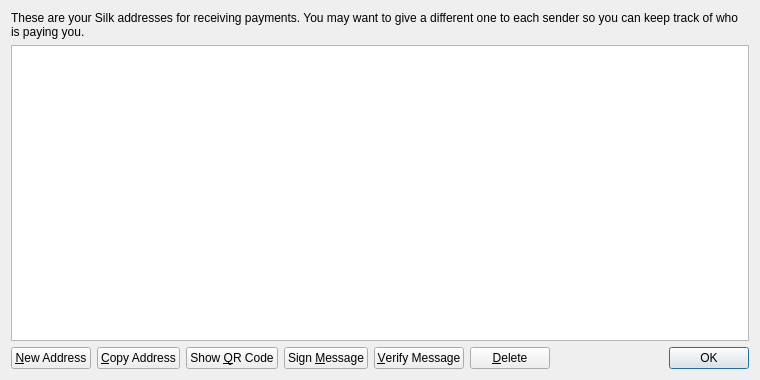
Before: the Qt Designer form src/qt/forms/addressbookpage.ui in duality-solutions/Sequence, drawn with Qt 5.
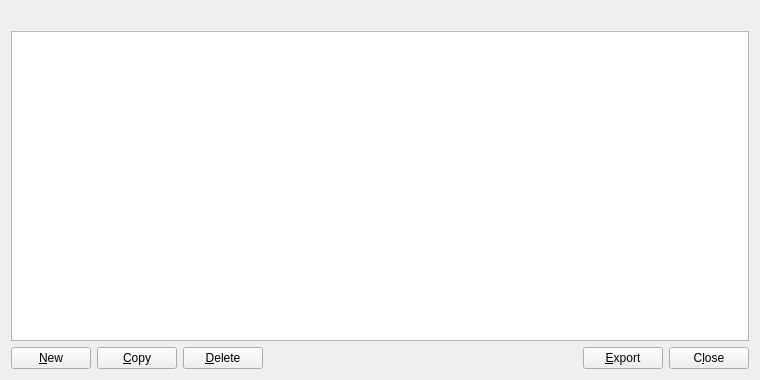
After: the same form once the commit is applied. Icons and pictures are not drawn.

The edit to the form file:
```diff
--- a/src/qt/forms/addressbookpage.ui
+++ b/src/qt/forms/addressbookpage.ui
@@ -16,9 +16,6 @@
   <layout class="QVBoxLayout" name="verticalLayout">
    <item>
     <widget class="QLabel" name="labelExplanation">
-     <property name="text">
-      <string>These are your Silk addresses for receiving payments. You may want to give a different one to each sender so you can keep track of who is paying you.</string>
-     </property>
      <property name="textFormat">
       <enum>Qt::PlainText</enum>
      </property>
@@ -38,6 +35,9 @@
      <property name="tabKeyNavigation">
       <bool>false</bool>
      </property>
+     <property name="alternatingRowColors">
+      <bool>true</bool>
+     </property>
      <property name="selectionMode">
       <enum>QAbstractItemView::SingleSelection</enum>
      </property>
@@ -60,7 +60,14 @@
         <string>Create a new address</string>
        </property>
        <property name="text">
-        <string>&amp;New Address</string>
+        <string>&amp;New</string>
+       </property>
+       <property name="icon">
+        <iconset resource="../silk.qrc">
+         <normaloff>:/icons/add</normaloff>:/icons/add</iconset>
+       </property>
+       <property name="autoDefault">
+        <bool>false</bool>
        </property>
       </widget>
      </item>
@@ -70,45 +77,32 @@
         <string>Copy the currently selected address to the system clipboard</string>
        </property>
        <property name="text">
-        <string>&amp;Copy Address</string>
+        <string>&amp;Copy</string>
        </property>
-      </widget>
-     </item>
-     <item>
-      <widget class="QPushButton" name="showQRCode">
-       <property name="text">
-        <string>Show &amp;QR Code</string>
+       <property name="icon">
+        <iconset resource="../silk.qrc">
+         <normaloff>:/icons/editcopy</normaloff>:/icons/editcopy</iconset>
        </property>
-      </widget>
-     </item>
-     <item>
-      <widget class="QPushButton" name="signMessage">
-       <property name="toolTip">
-        <string>Sign a message to prove you own a Silk address</string>
+       <property name="autoDefault">
+        <bool>false</bool>
        </property>
-       <property name="text">
-        <string>Sign &amp;Message</string>
-       </property>
       </widget>
      </item>
      <item>
-      <widget class="QPushButton" name="verifyMessage">
-       <property name="toolTip">
-        <string>Verify a message to ensure it was signed with a specified Silk address</string>
-       </property>
-       <property name="text">
-        <string>&amp;Verify Message</string>
-       </property>
-      </widget>
-     </item>
-     <item>
-      <widget class="QPushButton" name="deleteButton">
+      <widget class="QPushButton" name="deleteAddress">
        <property name="toolTip">
         <string>Delete the currently selected address from the list</string>
        </property>
        <property name="text">
         <string>&amp;Delete</string>
        </property>
+       <property name="icon">
+        <iconset resource="../silk.qrc">
+         <normaloff>:/icons/remove</normaloff>:/icons/remove</iconset>
+       </property>
+       <property name="autoDefault">
+        <bool>false</bool>
+       </property>
       </widget>
      </item>
      <item>
@@ -125,15 +119,35 @@
       </spacer>
      </item>
      <item>
-      <widget class="QDialogButtonBox" name="buttonBox">
+      <widget class="QPushButton" name="exportButton">
+       <property name="toolTip">
+        <string>Export the data in the current tab to a file</string>
+       </property>
+       <property name="text">
+        <string>&amp;Export</string>
+       </property>
+       <property name="icon">
+        <iconset resource="../silk.qrc">
+         <normaloff>:/icons/export</normaloff>:/icons/export</iconset>
+       </property>
+       <property name="autoDefault">
+        <bool>false</bool>
+       </property>
+      </widget>
+     </item>
+     <item>
+      <widget class="QPushButton" name="closeButton">
        <property name="sizePolicy">
-        <sizepolicy hsizetype="Maximum" vsizetype="Fixed">
+        <sizepolicy hsizetype="Minimum" vsizetype="Minimum">
          <horstretch>0</horstretch>
          <verstretch>0</verstretch>
         </sizepolicy>
        </property>
-       <property name="standardButtons">
-        <set>QDialogButtonBox::Ok</set>
+       <property name="text">
+        <string>C&amp;lose</string>
+       </property>
+       <property name="autoDefault">
+        <bool>false</bool>
        </property>
       </widget>
      </item>
```
Left out of the diff: 9 changed lines with no effect on the pictures.
